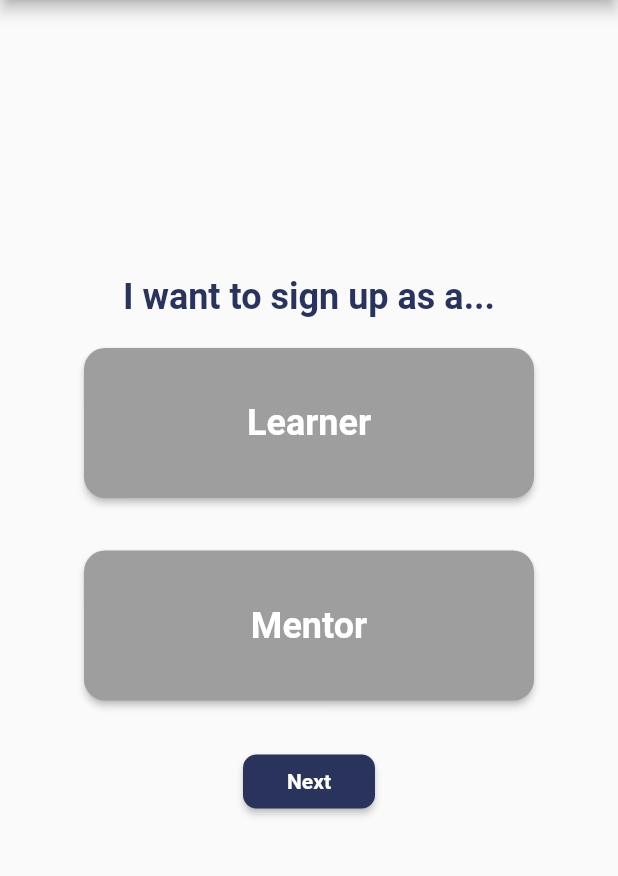
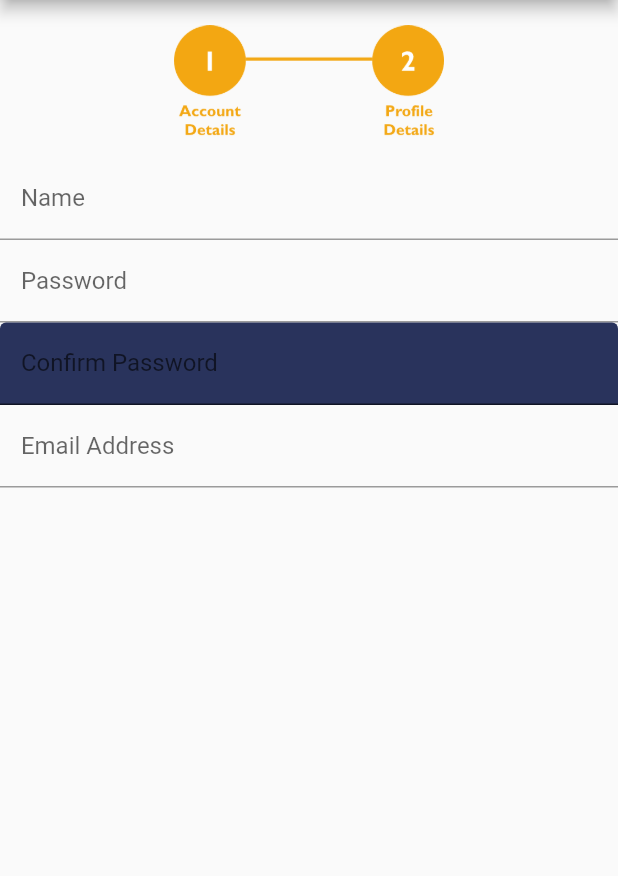
Before and after one commit to aaronsms/HelloWorld, a Flutter app: the screen it shows after launch, on a phone screen of 412 x 824 dp, the part 120-996 px from its top. Run offline on Flutter 3.47's test engine with Material 2 defaults, Android fonts, the phone set to English and light mode, and no system bars; our stand-ins replace bloc, dartz, flutter_bloc, freezed_annotation, get_it, google_sign_in and 1 more; generated files the repository leaves out were written again; statements that could not run were skipped.

Commit message:
incomplete learner-signup flow

```diff
--- a/lib/presentation/core/app_root.dart
+++ b/lib/presentation/core/app_root.dart
@@ -1,5 +1,6 @@
 import 'package:flutter/material.dart';
 import 'package:helloworld/presentation/sign_up/sign_up_pre.dart';
+import 'package:helloworld/presentation/sign_up/sign_up_account.dart';
 
 class AppRoot extends StatelessWidget {
   @override
@@ -7,7 +8,7 @@ class AppRoot extends StatelessWidget {
     return MaterialApp(
       debugShowCheckedModeBanner: false,
       title: 'HelloWorld!<>',
-      home: SignUpPre(),
+      home: SignUpAccount(),
       theme: ThemeData(),
     );
   }
--- /dev/null
+++ b/lib/presentation/sign_up/sign_up_account.dart
@@ -0,0 +1,137 @@
+import 'package:flutter/material.dart';
+import 'package:helloworld/presentation/core/palette.dart';
+
+class SignUpAccount extends StatefulWidget {
+  @override
+  _SignUpAccountState createState() => _SignUpAccountState();
+}
+
+class _SignUpAccountState extends State<SignUpAccount> {
+  // int _currentStep = 0;
+  Widget build(BuildContext context) {
+    return Scaffold(
+      appBar: PreferredSize(
+          preferredSize: Size.fromHeight(80.0),
+          child: AppBar(
+            backgroundColor: Palette.primaryColor,
+            title: Container(
+                margin: EdgeInsets.only(left: 10.0),
+                child: Text('Create Account',
+                    style: TextStyle(
+                        color: Colors.white,
+                        fontSize: 30,
+                        fontWeight: FontWeight.bold))),
+            actions: <Widget>[
+              Container(
+                  margin: EdgeInsets.only(right: 20.0),
+                  child: Image(image: AssetImage('assets/images/logo.png')))
+            ],
+          )),
+      body: Column(children: <Widget>[
+        Container(
+            padding: EdgeInsets.only(top: 15.0, bottom: 10.0),
+            child: Image(
+              image: AssetImage('assets/images/learner_step2.png'),
+              height: 80,
+              width: 180,
+            )),
+        Container(
+            child: TextField(
+          decoration: InputDecoration(
+            contentPadding: EdgeInsets.all(10.0),
+            labelText: " Name",
+          ),
+        )),
+        Container(
+            child: TextField(
+          obscureText: true,
+          decoration: InputDecoration(
+            contentPadding: EdgeInsets.all(10.0),
+            labelText: " Password",
+          ),
+        )),
+        Container(
+            child: TextField(
+          obscureText: true,
+          decoration: InputDecoration(
+            filled: true,
+            fillColor: Palette.primaryColor,
+            contentPadding: EdgeInsets.all(10.0),
+            labelText: " Confirm Password",
+          ),
+        )),
+        Container(
+            child: TextField(
+          decoration: InputDecoration(
+            contentPadding: EdgeInsets.all(10.0),
+            labelText: " Email Address",
+          ),
+        )),
+      ]),
+    );
+  }
+}
+
+// Column(children: <Widget>[
+//           Container(
+//               child: ConstrainedBox(
+//                   constraints: BoxConstraints.tightFor(height: 200),
+//                   child: Theme(
+//                       data: ThemeData(primaryColor: Palette.secondaryColor),
+//                       child: Stepper(
+//                         controlsBuilder: (BuildContext context,
+//                             {VoidCallback onStepContinue,
+//                             VoidCallback onStepCancel}) {
+//                           return Row(
+//                               mainAxisAlignment: MainAxisAlignment.spaceEvenly,
+//                               children: <Widget>[
+//                                 RaisedButton(
+//                                     color: Palette.primaryColor,
+//                                     onPressed: onStepContinue,
+//                                     child: Text('Next',
+//                                         style: TextStyle(color: Colors.white))),
+//                                 RaisedButton(
+//                                     color: Palette.primaryColor,
+//                                     onPressed: onStepCancel,
+//                                     child: Text('Cancel',
+//                                         style: TextStyle(color: Colors.white))),
+//                               ]);
+//                         },
+//                         type: StepperType.horizontal,
+//                         currentStep: this._currentStep,
+//                         steps: _mySteps(),
+//                         onStepContinue: () {
+//                           setState(() {
+//                             if (this._currentStep <
+//                                 this._mySteps().length - 1) {
+//                               this._currentStep = this._currentStep + 1;
+//                             } else {}
+//                           });
+//                         },
+//                         onStepCancel: () {
+//                           setState(() {
+//                             if (this._currentStep > 0) {
+//                               this._currentStep = this._currentStep - 1;
+//                             } else {
+//                               this._currentStep = 0;
+//                             }
+//                           });
+//                         },
+//                       )))),
+//         ])
+// List<Step> _mySteps() {
+//   List<Step> _steps = [
+//     Step(
+//       title: Text('Account Details',
+//           style: TextStyle(color: Palette.secondaryColor)),
+//       content: Text(''),
+//       isActive: _currentStep >= 0,
+//     ),
+//     Step(
+//       title: Text('Profile Details'),
+//       content: Text(''),
+//       isActive: _currentStep >= 1,
+//     )
+//   ];
+//   return _steps;
+// }
--- a/pubspec.yaml
+++ b/pubspec.yaml
@@ -1,7 +1,7 @@
 name: helloworld
 description: A platform for all language learners.
 
-publish_to: 'none'
+publish_to: "none"
 version: 1.0.0+1
 
 environment:
@@ -26,11 +26,11 @@ dev_dependencies:
   injectable_generator: ^0.4.0
 
 flutter:
-
   uses-material-design: true
 
   assets:
     - assets/images/logo.png
+    - assets/images/learner_step2.png
 
   fonts:
     - family: Gill Sans
```
Also changed, not shown: assets/images/learner_step1.png (added), assets/images/learner_step2.png (added), assets/images/mentor_step1.png (added), assets/images/mentor_step2.png (added), assets/images/mentor_step3.png (added).
